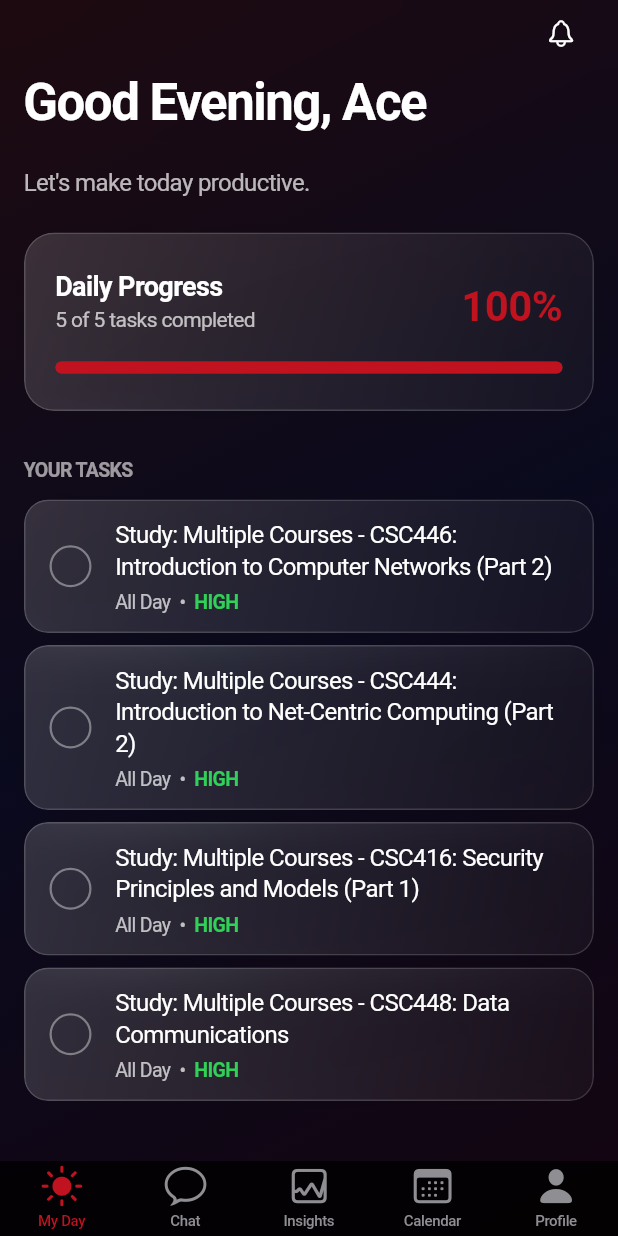
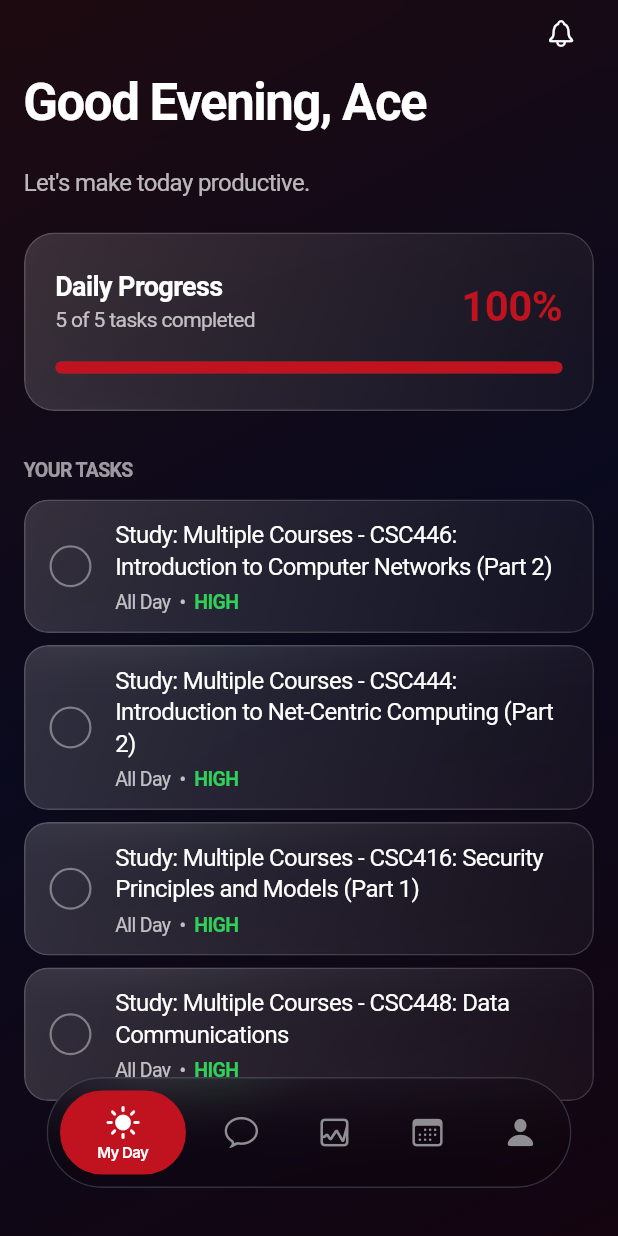
Before and after one commit to Ace-design2/astra-to-do-mobileapp, a Flutter app: the screen it shows after launch, on a phone screen of 412 x 824 dp. Run offline on Flutter 3.47's test engine with Material 3 defaults, Android fonts, the phone set to English and light mode, and no system bars; Roboto replaces fonts that are missing (Inter).

Commit message:
feat: Implement a custom navigation bar and integrate it into the main layout, replacing the CupertinoTabScaffold.

```diff
--- a/lib/screens/home_screen.dart
+++ b/lib/screens/home_screen.dart
@@ -81,7 +81,7 @@ class _HomeScreenState extends State<HomeScreen> {
         child: CustomScrollView(
           slivers: [
             CupertinoSliverNavigationBar(
-              backgroundColor: CupertinoColors.transparent,
+              backgroundColor: CupertinoColors.black.withValues(alpha: 0.4),
               border: null,
               largeTitle: const Text(
                 'Good Evening, Ace',
--- a/lib/screens/main_layout.dart
+++ b/lib/screens/main_layout.dart
@@ -1,79 +1,67 @@
 import 'package:flutter/cupertino.dart';
 import 'home_screen.dart';
+import '../widgets/custom_nav_bar.dart';
 
-class MainLayout extends StatelessWidget {
+class MainLayout extends StatefulWidget {
   const MainLayout({super.key});
 
   @override
+  State<MainLayout> createState() => _MainLayoutState();
+}
+
+class _MainLayoutState extends State<MainLayout> {
+  int _currentIndex = 0;
+
+  @override
   Widget build(BuildContext context) {
-    return CupertinoTabScaffold(
-      tabBar: CupertinoTabBar(
-        backgroundColor: CupertinoColors.black.withValues(
-          alpha: 0.8,
-        ), // Frosted glass effect base
-        activeColor: CupertinoTheme.of(context).primaryColor,
-        inactiveColor: CupertinoColors.systemGrey,
-        items: const <BottomNavigationBarItem>[
-          BottomNavigationBarItem(
-            icon: Icon(CupertinoIcons.sun_max_fill),
-            label: 'My Day',
+    return Stack(
+      children: [
+        IndexedStack(
+          index: _currentIndex,
+          children: [
+            CupertinoTabView(builder: (context) => const HomeScreen()),
+            CupertinoTabView(
+              builder: (context) => const CupertinoPageScaffold(
+                navigationBar: CupertinoNavigationBar(middle: Text('Chat')),
+                child: Center(child: Text('Chat')),
               ),
-          BottomNavigationBarItem(
-            icon: Icon(CupertinoIcons.chat_bubble),
-            label: 'Chat',
             ),
-          BottomNavigationBarItem(
-            icon: Icon(CupertinoIcons.graph_square),
-            label: 'Insights',
+            CupertinoTabView(
+              builder: (context) => const CupertinoPageScaffold(
+                navigationBar: CupertinoNavigationBar(middle: Text('Insights')),
+                child: Center(child: Text('Insights')),
               ),
-          BottomNavigationBarItem(
-            icon: Icon(CupertinoIcons.calendar),
-            label: 'Calendar',
             ),
-          BottomNavigationBarItem(
-            icon: Icon(CupertinoIcons.person_solid),
-            label: 'Profile',
+            CupertinoTabView(
+              builder: (context) => const CupertinoPageScaffold(
+                navigationBar: CupertinoNavigationBar(middle: Text('Calendar')),
+                child: Center(child: Text('Calendar')),
+              ),
+            ),
+            CupertinoTabView(
+              builder: (context) => const CupertinoPageScaffold(
+                navigationBar: CupertinoNavigationBar(middle: Text('Profile')),
+                child: Center(child: Text('Profile')),
+              ),
             ),
           ],
         ),
-      tabBuilder: (BuildContext context, int index) {
-        return CupertinoTabView(
-          builder: (BuildContext context) {
-            switch (index) {
-              case 0:
-                return const HomeScreen();
-              case 1:
-                return const CupertinoPageScaffold(
-                  navigationBar: CupertinoNavigationBar(middle: Text('Chat')),
-                  child: Center(child: Text('Chat')),
-                );
-              case 2:
-                return const CupertinoPageScaffold(
-                  navigationBar: CupertinoNavigationBar(
-                    middle: Text('Insights'),
+        Positioned(
+          bottom: 32,
+          left: 0,
+          right: 0,
+          child: Center(
+            child: CustomNavBar(
+              currentIndex: _currentIndex,
+              onTap: (index) {
+                setState(() {
+                  _currentIndex = index;
+                });
+              },
             ),
-                  child: Center(child: Text('Insights')),
-                );
-              case 3:
-                return const CupertinoPageScaffold(
-                  navigationBar: CupertinoNavigationBar(
-                    middle: Text('Calendar'),
           ),
-                  child: Center(child: Text('Calendar')),
-                );
-              case 4:
-                return const CupertinoPageScaffold(
-                  navigationBar: CupertinoNavigationBar(
-                    middle: Text('Profile'),
         ),
-                  child: Center(child: Text('Profile')),
-                );
-              default:
-                return const HomeScreen();
-            }
-          },
-        );
-      },
+      ],
     );
   }
 }
--- /dev/null
+++ b/lib/widgets/custom_nav_bar.dart
@@ -0,0 +1,151 @@
+import 'dart:ui';
+import 'package:flutter/cupertino.dart';
+import 'package:flutter/material.dart';
+
+class CustomNavBar extends StatefulWidget {
+  final int currentIndex;
+  final ValueChanged<int> onTap;
+
+  const CustomNavBar({
+    super.key,
+    required this.currentIndex,
+    required this.onTap,
+  });
+
+  @override
+  State<CustomNavBar> createState() => _CustomNavBarState();
+}
+
+class _CustomNavBarState extends State<CustomNavBar> {
+  int? _pressedIndex;
+
+  @override
+  Widget build(BuildContext context) {
+    final navItems = [
+      (icon: CupertinoIcons.sun_max_fill, label: 'My Day'),
+      (icon: CupertinoIcons.chat_bubble, label: 'Chat'),
+      (icon: CupertinoIcons.graph_square, label: 'Insights'),
+      (icon: CupertinoIcons.calendar, label: 'Calendar'),
+      (icon: CupertinoIcons.person_solid, label: 'Profile'),
+    ];
+
+    return ClipRRect(
+      borderRadius: BorderRadius.circular(100),
+      child: BackdropFilter(
+        filter: ImageFilter.blur(
+          sigmaX: 20.0,
+          sigmaY: 20.0,
+        ), // Deep liquid glass blur
+        child: Container(
+          padding: const EdgeInsets.all(8),
+          decoration: ShapeDecoration(
+            color: CupertinoColors.systemBackground
+                .resolveFrom(context)
+                .withOpacity(0.15), // Adaptive light/dark glass
+            shape: RoundedRectangleBorder(
+              side: BorderSide(
+                width: 1,
+                color: const Color(
+                  0xFF667085,
+                ).withOpacity(0.4), // Soft outer border
+              ),
+              borderRadius: BorderRadius.circular(100),
+            ),
+          ),
+          child: Row(
+            mainAxisSize: MainAxisSize.min,
+            mainAxisAlignment: MainAxisAlignment.spaceBetween,
+            crossAxisAlignment: CrossAxisAlignment.center,
+            children: List.generate(navItems.length, (index) {
+              final isSelected = widget.currentIndex == index;
+              final isPressed = _pressedIndex == index;
+              final item = navItems[index];
+
+              return GestureDetector(
+                onTapDown: (_) => setState(() => _pressedIndex = index),
+                onTapUp: (_) {
+                  setState(() => _pressedIndex = null);
+                  widget.onTap(index);
+                },
+                onTapCancel: () => setState(() => _pressedIndex = null),
+                behavior: HitTestBehavior.opaque,
+                child: Padding(
+                  padding: EdgeInsets.only(
+                    left: index == 0 ? 0 : 6,
+                    right: index == navItems.length - 1 ? 0 : 6,
+                  ),
+                  child: AnimatedScale(
+                    scale: isPressed
+                        ? 0.90
+                        : 1.0, // iOS native shrinking on press
+                    duration: const Duration(milliseconds: 150),
+                    curve: Curves.easeOutBack, // Bouncy scale release
+                    child: AnimatedContainer(
+                      duration: const Duration(milliseconds: 350),
+                      curve: Curves.easeOutCubic, // Smooth slide
+                      padding: isSelected
+                          ? const EdgeInsets.symmetric(
+                              horizontal: 24,
+                              vertical: 8,
+                            )
+                          : const EdgeInsets.all(12),
+                      clipBehavior: Clip.antiAlias,
+                      decoration: ShapeDecoration(
+                        color: isSelected
+                            ? const Color(0xFFC1121F)
+                            : Colors.transparent, // Primary App Red
+                        shape: RoundedRectangleBorder(
+                          side: BorderSide(
+                            width: 1,
+                            color: isSelected
+                                ? const Color(0xFFC1121F)
+                                : Colors.transparent,
+                          ),
+                          borderRadius: BorderRadius.circular(100),
+                        ),
+                      ),
+                      child: Column(
+                        mainAxisSize: MainAxisSize.min,
+                        mainAxisAlignment: MainAxisAlignment.center,
+                        crossAxisAlignment: CrossAxisAlignment.center,
+                        children: [
+                          Icon(
+                            item.icon,
+                            size: 24,
+                            color: isSelected
+                                ? CupertinoColors.white
+                                : CupertinoColors
+                                      .systemGrey, // Adaptive neutral
+                          ),
+                          AnimatedSize(
+                            duration: const Duration(milliseconds: 350),
+                            curve: Curves.easeOutCubic,
+                            alignment: Alignment.topCenter,
+                            child: isSelected
+                                ? Padding(
+                                    padding: const EdgeInsets.only(top: 2.0),
+                                    child: Text(
+                                      item.label,
+                                      style: const TextStyle(
+                                        color: CupertinoColors.white,
+                                        fontSize: 10,
+                                        fontFamily: 'Inter',
+                                        fontWeight: FontWeight.w600,
+                                      ),
+                                    ),
+                                  )
+                                : const SizedBox.shrink(),
+                          ),
+                        ],
+                      ),
+                    ),
+                  ),
+                ),
+              );
+            }),
+          ),
+        ),
+      ),
+    );
+  }
+}
```
Lines whose indentation alone changed are shown as unchanged.
